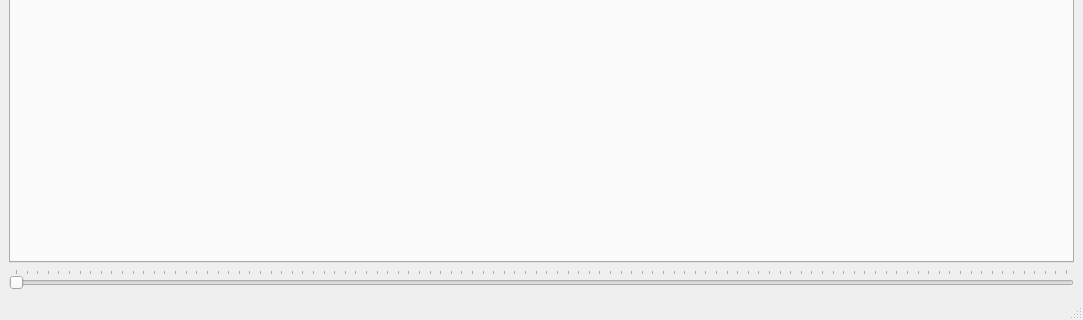
Old version of the form main/mainwindow.ui in the repository Kirikus/Terrain_213; both pictures show x 0 to 1083 and y 452 to 772 of the 1083 by 772 pixel window.
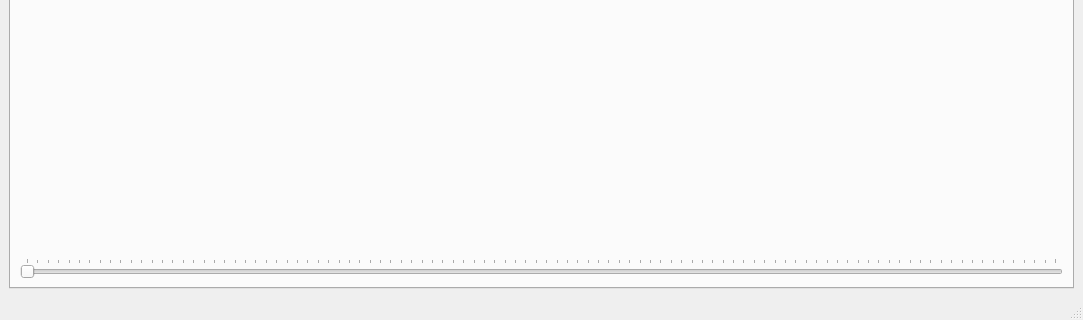
New version of the form. Custom widgets are drawn as their Qt base class.

Commit message: chore(ui): Move slider

Diff of the .ui file:
```diff
--- a/main/mainwindow.ui
+++ b/main/mainwindow.ui
@@ -15,7 +15,7 @@
   </property>
   <widget class="QWidget" name="centralwidget">
    <layout class="QGridLayout" name="gridLayout">
-    <item row="0" column="0">
+    <item row="1" column="0">
      <widget class="QTabWidget" name="main_tab_widget">
       <property name="currentIndex">
        <number>3</number>
@@ -1087,11 +1087,7 @@
           </property>
          </spacer>
         </item>
-       </layout>
-      </widget>
-     </widget>
-    </item>
-    <item row="1" column="0">
+        <item row="6" column="0" colspan="2">
      <widget class="QSlider" name="dinamic_height_slider">
       <property name="minimum">
        <number>1</number>
@@ -1120,6 +1116,10 @@
       <property name="tickPosition">
        <enum>QSlider::TicksAbove</enum>
       </property>
+         </widget>
+        </item>
+       </layout>
+      </widget>
      </widget>
     </item>
    </layout>
```
Left out of the diff: 2 changed lines with no effect on the pictures. Lines whose indentation alone changed are shown as unchanged.
